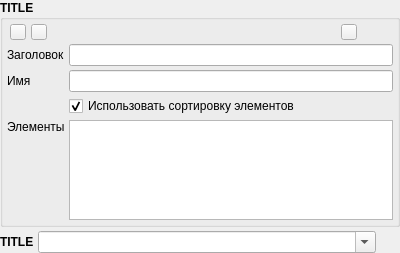
The window that src/components/variablelistframe.ui (Gris87/ProtocolCreator) describes before a commit, drawn with Qt 5.
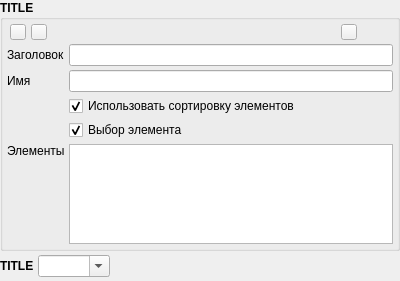
The same window after the commit. Icons and pictures are not drawn.

```diff
--- a/src/components/variablelistframe.ui
+++ b/src/components/variablelistframe.ui
@@ -7,7 +7,7 @@
     <x>0</x>
     <y>0</y>
     <width>400</width>
-    <height>238</height>
+    <height>265</height>
    </rect>
   </property>
   <property name="windowTitle">
@@ -84,7 +84,7 @@
         </property>
        </widget>
       </item>
-      <item row="4" column="0">
+      <item row="5" column="0">
        <widget class="QLabel" name="linesLabel">
         <property name="font">
          <font>
@@ -100,22 +100,6 @@
         </property>
        </widget>
       </item>
-      <item row="4" column="1">
-       <widget class="QPlainTextEdit" name="linesTextEdit">
-        <property name="minimumSize">
-         <size>
-          <width>0</width>
-          <height>100</height>
-         </size>
-        </property>
-        <property name="font">
-         <font>
-          <weight>50</weight>
-          <bold>false</bold>
-         </font>
-        </property>
-       </widget>
-      </item>
       <item row="0" column="1">
        <layout class="QHBoxLayout" name="horizontalLayout_2">
         <property name="spacing">
@@ -353,17 +337,66 @@
         </property>
        </widget>
       </item>
+      <item row="4" column="1">
+       <widget class="QCheckBox" name="selectLineCheckBox">
+        <property name="font">
+         <font>
+          <weight>50</weight>
+          <bold>false</bold>
+         </font>
+        </property>
+        <property name="text">
+         <string>Выбор элемента</string>
+        </property>
+        <property name="checked">
+         <bool>true</bool>
+        </property>
+       </widget>
+      </item>
+      <item row="5" column="1">
+       <widget class="QWidget" name="gridLinesWidget" native="true">
+        <layout class="QVBoxLayout" name="gridLinesLayout">
+         <property name="spacing">
+          <number>0</number>
+         </property>
+         <property name="margin">
+          <number>0</number>
+         </property>
+         <item>
+          <widget class="QPlainTextEdit" name="linesTextEdit">
+           <property name="minimumSize">
+            <size>
+             <width>0</width>
+             <height>100</height>
+            </size>
+           </property>
+           <property name="font">
+            <font>
+             <weight>50</weight>
+             <bold>false</bold>
+            </font>
+           </property>
+          </widget>
+         </item>
+        </layout>
+       </widget>
+      </item>
      </layout>
     </widget>
    </item>
    <item>
     <widget class="QWidget" name="userWidget" native="true">
-     <layout class="QHBoxLayout" name="horizontalLayout">
+     <layout class="QVBoxLayout" name="verticalLayout_2">
       <property name="spacing">
        <number>4</number>
       </property>
       <property name="margin">
        <number>0</number>
+      </property>
+      <item>
+       <layout class="QHBoxLayout" name="horizontalLayout_4">
+        <property name="spacing">
+         <number>4</number>
       </property>
       <item>
        <widget class="QLabel" name="valueLabel">
@@ -394,6 +427,16 @@
         </property>
        </widget>
       </item>
+        <item>
+         <widget class="QWidget" name="valueFillWidget" native="true">
+          <property name="sizePolicy">
+           <sizepolicy hsizetype="Expanding" vsizetype="Preferred">
+            <horstretch>0</horstretch>
+            <verstretch>0</verstretch>
+           </sizepolicy>
+          </property>
+         </widget>
+        </item>
       <item>
        <widget class="QPushButton" name="lockButton">
         <property name="maximumSize">
@@ -421,6 +464,20 @@
         <property name="flat">
          <bool>true</bool>
         </property>
+         </widget>
+        </item>
+       </layout>
+      </item>
+      <item>
+       <widget class="QWidget" name="editLinesWidget" native="true">
+        <layout class="QVBoxLayout" name="editLinesLayout">
+         <property name="spacing">
+          <number>0</number>
+         </property>
+         <property name="margin">
+          <number>0</number>
+         </property>
+        </layout>
        </widget>
       </item>
      </layout>
```
Lines whose indentation alone changed are shown as unchanged.
